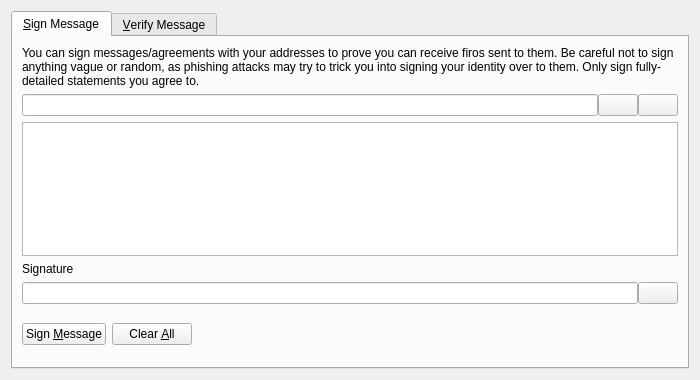
PrivoraCore/Privora, file src/qt/forms/signverifymessagedialog.ui: the form before one commit.
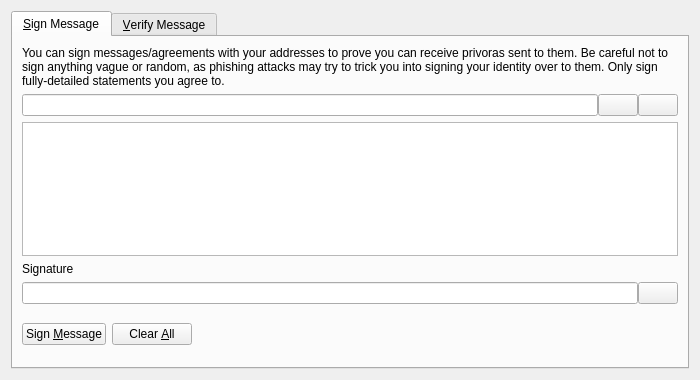
The form after the commit. Icons and pictures are not drawn. Custom widgets are drawn as their Qt base class.

```diff
--- a/src/qt/forms/signverifymessagedialog.ui
+++ b/src/qt/forms/signverifymessagedialog.ui
@@ -30,7 +30,7 @@
        <item>
         <widget class="QLabel" name="infoLabel_SM">
          <property name="text">
-          <string>You can sign messages/agreements with your addresses to prove you can receive firos sent to them. Be careful not to sign anything vague or random, as phishing attacks may try to trick you into signing your identity over to them. Only sign fully-detailed statements you agree to.</string>
+          <string>You can sign messages/agreements with your addresses to prove you can receive privoras sent to them. Be careful not to sign anything vague or random, as phishing attacks may try to trick you into signing your identity over to them. Only sign fully-detailed statements you agree to.</string>
          </property>
          <property name="textFormat">
           <enum>Qt::PlainText</enum>
```
Left out of the diff: 18 changed lines with no effect on the pictures.
